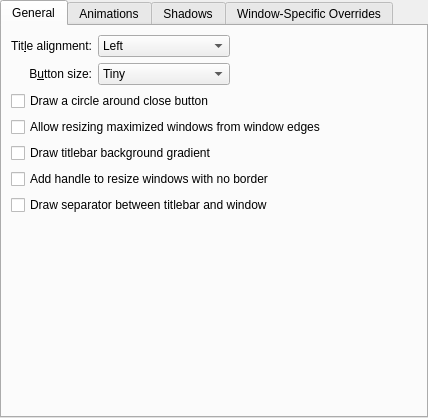
First picture: the form in kdecoration/config/ui/breezeconfigurationui.ui, repository Luwx/Lightly, before the edit.
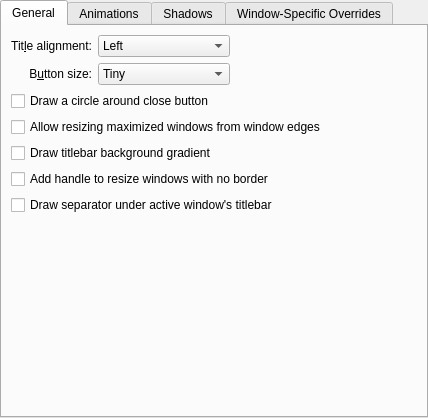
Second picture: the form after the edit. Custom widgets are drawn as their Qt base class.

Commit message:
Phrase active window titlebar separator option more accurately
FIXED-IN: 5.19.0

What changed in the file:
```diff
--- a/kdecoration/config/ui/breezeconfigurationui.ui
+++ b/kdecoration/config/ui/breezeconfigurationui.ui
@@ -139,7 +139,7 @@
        <item row="6" column="0" colspan="3">
         <widget class="QCheckBox" name="drawTitleBarSeparator">
          <property name="text">
-          <string>Draw separator between titlebar and window</string>
+          <string>Draw separator under active window's titlebar</string>
          </property>
         </widget>
        </item>
```
